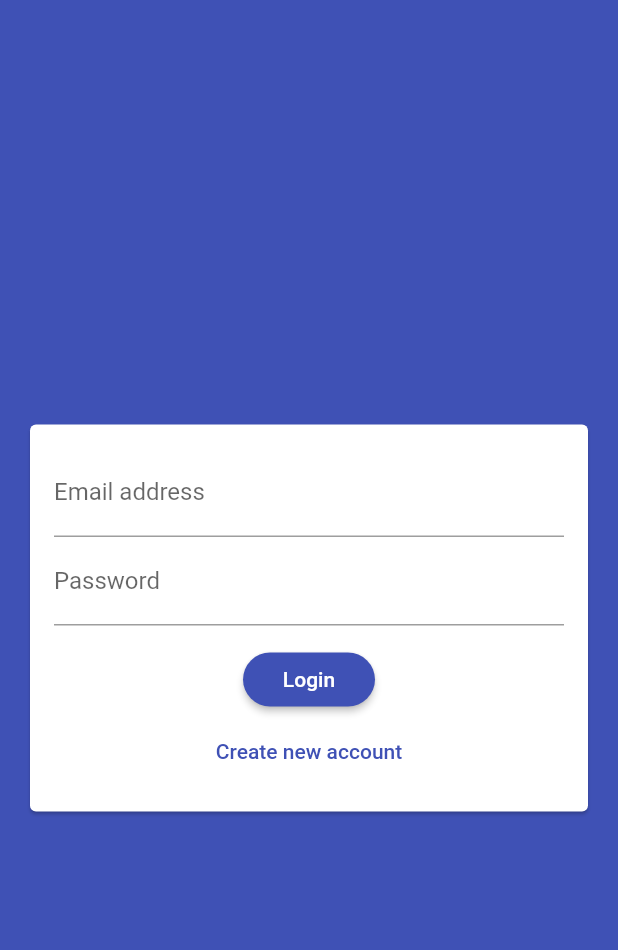
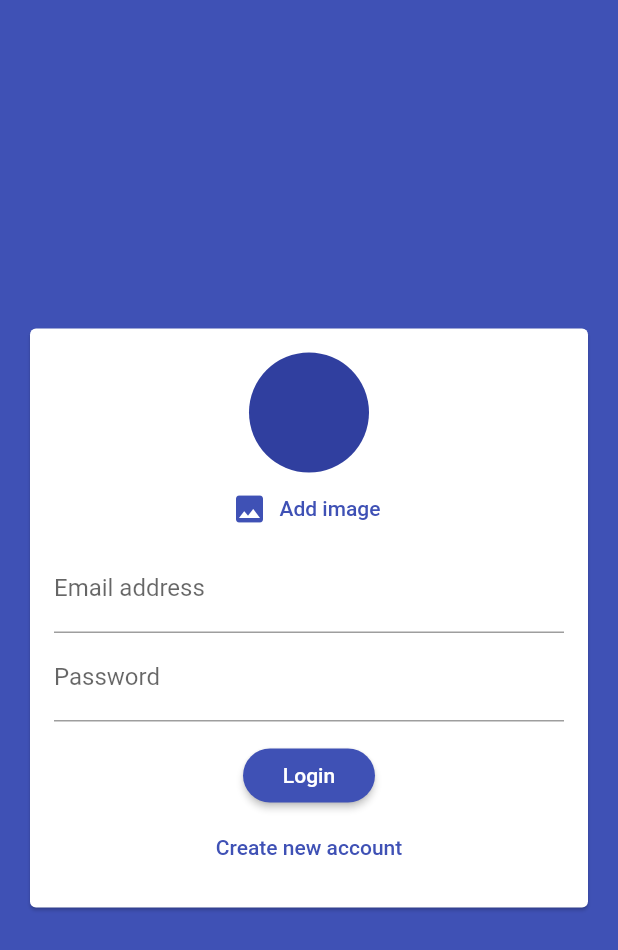
Before and after one commit to soumyadeep6845/Chat-Bit, a Flutter app: the screen it shows after launch, on a phone screen of 412 x 824 dp. Shown: the top 950 px of the screen. Run offline on Flutter 3.47's test engine with Material 2 defaults, Android fonts, the phone set to English and light mode, and no system bars; our stand-ins replace cloud_firestore, firebase_auth; accounts and stored records are empty.

Commit message:
Setup image picker

```diff
--- a/lib/widgets/auth/auth_form.dart
+++ b/lib/widgets/auth/auth_form.dart
@@ -1,4 +1,6 @@
 import 'package:flutter/material.dart';
+
+import '/widgets/pickers/user_image_picker.dart';
 
 class AuthForm extends StatefulWidget {
   AuthForm(
@@ -55,6 +57,7 @@ class _AuthFormState extends State<AuthForm> {
               child: Column(
                 mainAxisSize: MainAxisSize.min,
                 children: [
+                  UserImagePicker(),
                   TextFormField(
                     key: ValueKey('email'),
                     validator: (value) {
--- /dev/null
+++ b/lib/widgets/pickers/user_image_picker.dart
@@ -0,0 +1,25 @@
+import 'package:flutter/material.dart';
+
+class UserImagePicker extends StatefulWidget {
+  @override
+  _UserImagePickerState createState() => _UserImagePickerState();
+}
+
+class _UserImagePickerState extends State<UserImagePicker> {
+  @override
+  Widget build(BuildContext context) {
+    return Column(
+      children: [
+        CircleAvatar(
+          radius: 40,
+        ),
+        FlatButton.icon(
+          textColor: Theme.of(context).primaryColor,
+          onPressed: () {},
+          icon: Icon(Icons.image),
+          label: Text('Add image'),
+        ),
+      ],
+    );
+  }
+}
--- a/pubspec.yaml
+++ b/pubspec.yaml
@@ -38,6 +38,7 @@ dependencies:
   # firebase_auth: 0.16.1
   cloud_firestore: 0.13.5
   firebase_auth: 0.16.1
+  image_picker: ^0.6.5+3
 
 dev_dependencies:
   flutter_test:
```
Also changed, not shown: pubspec.lock.
